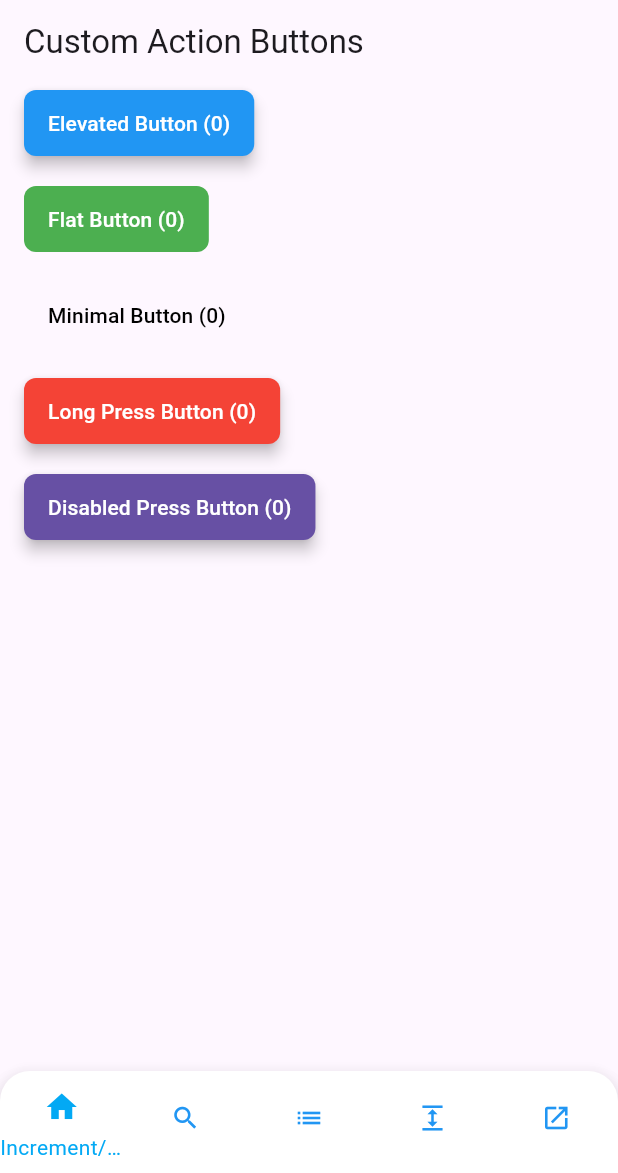
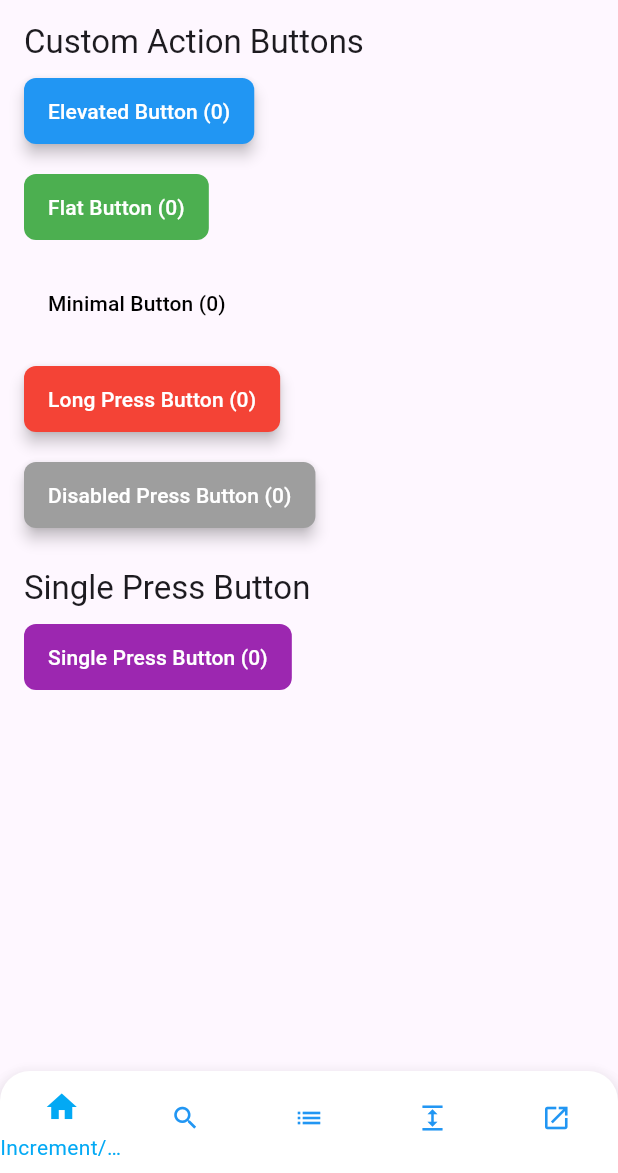
Before and after one commit to FrenkyDema/risto_widgets, a Flutter app: the screen it shows after launch, swiped to page 2, on a phone screen of 412 x 824 dp, the part 63-1236 px from its top. Run offline on Flutter 3.47's test engine with Material 3 defaults, Android fonts, the phone set to English and light mode, and no system bars.

Commit message:
Create SinglePressButton
Handle hooks
Handle customization
Handle async press actions
Create tests

```diff
--- a/example/lib/pages/action_button_page.dart
+++ b/example/lib/pages/action_button_page.dart
@@ -1,5 +1,5 @@
 import 'package:flutter/material.dart';
-import 'package:risto_widgets/risto_widgets.dart';
+import 'package:risto_widgets/risto_widgets.dart'; // Ensure correct path
 
 class ActionButtonPage extends StatefulWidget {
   const ActionButtonPage({super.key});
@@ -11,6 +11,14 @@ class ActionButtonPage extends StatefulWidget {
 class _ActionButtonPageState extends State<ActionButtonPage> {
   int counter = 0;
 
+  /// Simulates an asynchronous operation, such as a network request.
+  Future<void> _incrementCounterAsync() async {
+    await Future.delayed(const Duration(seconds: 2));
+    setState(() {
+      counter++;
+    });
+  }
+
   @override
   Widget build(BuildContext context) {
     return PaddedChildrenList(
@@ -19,7 +27,6 @@ class _ActionButtonPageState extends State<ActionButtonPage> {
           'Custom Action Buttons',
           style: Theme.of(context).textTheme.titleLarge,
         ),
-        const SizedBox(height: 16),
         // Elevated Button Example
         CustomActionButton.elevated(
           onPressed: () {
@@ -27,13 +34,13 @@ class _ActionButtonPageState extends State<ActionButtonPage> {
               counter++;
             });
           },
+          margin: const EdgeInsets.symmetric(vertical: 8),
           backgroundColor: Colors.blue,
           foregroundColor: Colors.white,
           elevation: 4.0,
           borderRadius: 8.0,
           child: Text('Elevated Button ($counter)'),
         ),
-        const SizedBox(height: 16),
         // Flat Button Example
         CustomActionButton.flat(
           onPressed: () {
@@ -41,13 +48,13 @@ class _ActionButtonPageState extends State<ActionButtonPage> {
               counter++;
             });
           },
+          margin: const EdgeInsets.symmetric(vertical: 8),
           backgroundColor: Colors.green,
           splashColor: Colors.white.withOpacity(0.2),
           borderRadius: 8.0,
           child: Text('Flat Button ($counter)',
               style: const TextStyle(color: Colors.white)),
         ),
-        const SizedBox(height: 16),
         // Minimal Button Example
         CustomActionButton.minimal(
           onPressed: () {
@@ -55,10 +62,10 @@ class _ActionButtonPageState extends State<ActionButtonPage> {
               counter++;
             });
           },
+          margin: const EdgeInsets.symmetric(vertical: 8),
           child: Text('Minimal Button ($counter)',
               style: const TextStyle(color: Colors.black)),
         ),
-        const SizedBox(height: 16),
         // Long Press Button Example
         CustomActionButton.longPress(
           onPressed: () {
@@ -71,21 +78,47 @@ class _ActionButtonPageState extends State<ActionButtonPage> {
               counter += 2;
             });
           },
+          margin: const EdgeInsets.symmetric(vertical: 8),
           backgroundColor: Colors.red,
           foregroundColor: Colors.white,
           elevation: 4.0,
           borderRadius: 8.0,
           child: Text('Long Press Button ($counter)'),
         ),
-        const SizedBox(height: 16),
 
+        // Disabled Press Button Example
         CustomActionButton(
           elevation: 4.0,
+          onPressed: null,
+          margin: const EdgeInsets.symmetric(vertical: 8),
+          backgroundColor: Colors.grey,
+          borderRadius: 8.0,
+          // Disabled
           child: Text(
             'Disabled Press Button ($counter)',
             style: const TextStyle(color: Colors.white),
           ),
         ),
+
+        const SizedBox(height: 16),
+
+        Text(
+          'Single Press Button',
+          style: Theme.of(context).textTheme.titleLarge,
+        ),
+
+        // SinglePressButton Example
+        SinglePressButton(
+          onPressed: _incrementCounterAsync,
+          margin: const EdgeInsets.symmetric(vertical: 8),
+          color: Colors.purple,
+          disabledColor: Colors.purple.shade200,
+          borderRadius: 8.0,
+          elevation: 4.0,
+          showLoadingIndicator: true,
+          loadingIndicatorColor: Colors.white,
+          child: Text('Single Press Button ($counter)'),
+        ),
       ],
     );
   }
--- a/lib/risto_widgets.dart
+++ b/lib/risto_widgets.dart
@@ -2,6 +2,7 @@ library risto_widgets;
 
 export 'widgets/buttons/custom_action_button.dart';
 export 'widgets/buttons/custom_icon_text.dart';
+export 'widgets/buttons/single_press_button.dart';
 export 'widgets/buttons/expandable_list_tile_button.dart';
 export 'widgets/buttons/list_tile_button.dart';
 export 'widgets/input/increment_decrement_widget.dart';
--- /dev/null
+++ b/lib/widgets/buttons/single_press_button.dart
@@ -0,0 +1,158 @@
+// widgets.dart
+
+import 'package:flutter/material.dart';
+import 'package:risto_widgets/risto_widgets.dart'; // Ensure this import points to your custom widgets package
+
+/// A customizable button that ensures the [onPressed] callback is invoked
+/// only once per press. It prevents multiple invocations during a single press,
+/// making it ideal for handling actions that shouldn't be executed multiple times
+/// concurrently, such as network requests.
+class SinglePressButton extends StatefulWidget {
+  /// The widget below this widget in the tree.
+  final Widget child;
+
+  /// The callback that is called when the button is tapped.
+  /// It can be asynchronous.
+  final Future<void> Function() onPressed;
+
+  /// The amount of space to surround the child inside the button.
+  final EdgeInsetsGeometry? padding;
+
+  /// The external margin around the button.
+  final EdgeInsetsGeometry? margin;
+
+  /// The background color of the button when enabled.
+  final Color? color;
+
+  /// The background color of the button when disabled.
+  final Color? disabledColor;
+
+  /// The border radius of the button.
+  final double borderRadius;
+
+  /// The text style for the button's label.
+  final TextStyle? textStyle;
+
+  /// The elevation of the button.
+  final double? elevation;
+
+  /// The shape of the button's material.
+  final OutlinedBorder? shape;
+
+  /// Whether to show a loading indicator while processing.
+  final bool showLoadingIndicator;
+
+  /// The color of the loading indicator.
+  final Color? loadingIndicatorColor;
+
+  /// Callback invoked when the button starts processing.
+  final VoidCallback? onStartProcessing;
+
+  /// Callback invoked when the button finishes processing.
+  final VoidCallback? onFinishProcessing;
+
+  /// Callback invoked when an error occurs during processing.
+  final void Function(Object error)? onError;
+
+  /// Creates a [SinglePressButton].
+  const SinglePressButton({
+    super.key,
+    required this.child,
+    required this.onPressed,
+    this.padding,
+    this.margin,
+    this.color,
+    this.disabledColor,
+    this.borderRadius = 8.0,
+    this.textStyle,
+    this.elevation,
+    this.shape,
+    this.showLoadingIndicator = false,
+    this.loadingIndicatorColor,
+    this.onStartProcessing,
+    this.onFinishProcessing,
+    this.onError,
+  });
+
+  @override
+  State<SinglePressButton> createState() => _SinglePressButtonState();
+}
+
+class _SinglePressButtonState extends State<SinglePressButton> {
+  bool _isProcessing = false;
+
+  /// Handles the button press by invoking [widget.onPressed].
+  /// It ensures that the callback is invoked only once per press.
+  Future<void> _handlePress() async {
+    if (_isProcessing) return;
+
+    setState(() {
+      _isProcessing = true;
+    });
+
+    // Invoke onStartProcessing callback if provided.
+    widget.onStartProcessing?.call();
+
+    try {
+      await widget.onPressed();
+    } catch (error) {
+      // Invoke onError callback if provided.
+      if (widget.onError != null) {
+        widget.onError!(error);
+      } else {
+        // If no onError is provided, rethrow the exception.
+        rethrow;
+      }
+    } finally {
+      if (mounted) {
+        setState(() {
+          _isProcessing = false;
+        });
+
+        // Invoke onFinishProcessing callback if provided.
+        widget.onFinishProcessing?.call();
+      }
+    }
+  }
+
+  @override
+  Widget build(BuildContext context) {
+    // Determine the button's background color based on its state.
+    final Color backgroundColor = _isProcessing
+        ? (widget.disabledColor ?? Theme.of(context).disabledColor)
+        : (widget.color ?? Theme.of(context).primaryColor);
+
+    return Container(
+      margin: widget.margin, // Apply the external margin here
+      child: CustomActionButton(
+        onPressed: _isProcessing ? null : _handlePress,
+        padding: widget.padding,
+        backgroundColor: backgroundColor,
+        borderRadius: widget.borderRadius,
+        elevation: widget.elevation,
+        shape: widget.shape,
+        child: Stack(
+          alignment: Alignment.center,
+          children: [
+            // Original child
+            widget.child,
+
+            // Loading indicator overlay
+            if (_isProcessing && widget.showLoadingIndicator)
+              SizedBox(
+                width: 20,
+                height: 20,
+                child: CircularProgressIndicator(
+                  valueColor: AlwaysStoppedAnimation<Color>(
+                    widget.loadingIndicatorColor ??
+                        Theme.of(context).colorScheme.onPrimary,
+                  ),
+                  strokeWidth: 2.5,
+                ),
+              ),
+          ],
+        ),
+      ),
+    );
+  }
+}
```
Also changed, not shown: 1 other file.
